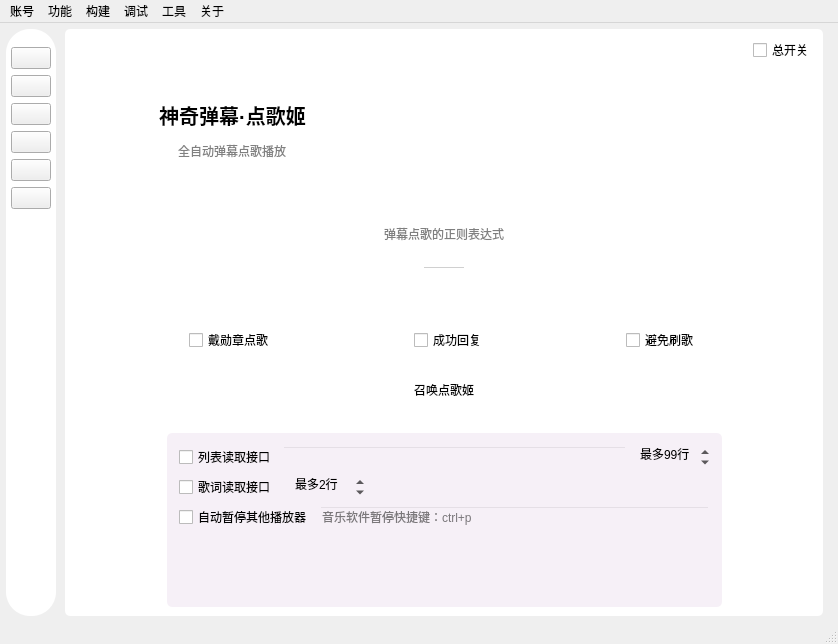
This is mainwindow/mainwindow.ui in iwxyi/Bilibili-MagicalDanmaku as Qt 5 draws it before an edit. The edited form follows.
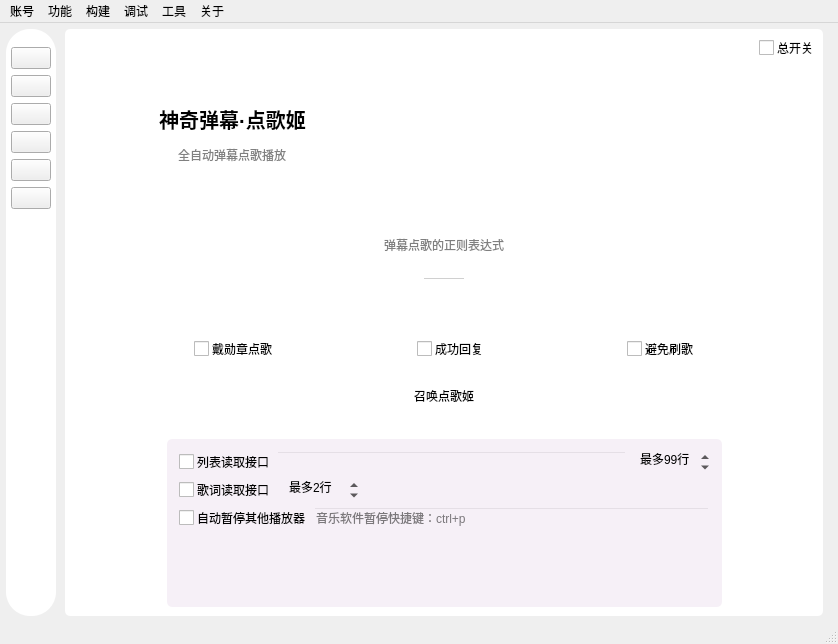
This is the edited form. The open tabs and pages were chosen to show the change. Icons and pictures are not drawn. Custom widgets are drawn as their Qt base class.

Commit message: 美化点歌页面的多选框为圆形

What changed in the file:
```diff
--- a/mainwindow/mainwindow.ui
+++ b/mainwindow/mainwindow.ui
@@ -4378,6 +4378,40 @@
                <property name="toolTip">
                 <string>&lt;html&gt;&lt;head/&gt;&lt;body&gt;&lt;p&gt;点歌格式：点歌 歌名&lt;/p&gt;&lt;p&gt;如果已开启点歌姬，则自动点歌并播放&lt;/p&gt;&lt;p&gt;否则自动复制歌名到剪贴板&lt;/p&gt;&lt;/body&gt;&lt;/html&gt;</string>
                </property>
+               <property name="styleSheet">
+                <string notr="true">QCheckBox{
+    spacing: 3px;
+}
+
+QCheckBox::indicator{
+    width: 15px;
+    height: 15px;
+}
+
+QCheckBox::indicator:unchecked{
+    image:url(:/widgets/unchecked);
+}
+
+QCheckBox::indicator:checked{
+    image:url(:/widgets/checked_hover);
+}
+
+QCheckBox::indicator:unchecked:hover {
+    image: url(:/widgets/unchecked_press);
+}
+
+QCheckBox::indicator:unchecked:pressed {
+    image: url(:/widgets/checked_press);
+}
+
+QCheckBox::indicator:checked:hover {
+    image: url(:/widgets/checked_hover);
+}
+
+QCheckBox::indicator:checked:pressed {
+    image: url(:/widgets/checked_press);
+}</string>
+               </property>
                <property name="text">
                 <string>总开关</string>
                </property>
@@ -4618,7 +4652,38 @@
                     <string>&lt;html&gt;&lt;head/&gt;&lt;body&gt;&lt;p&gt;带有主播粉丝勋章的点歌弹幕才有效&lt;/p&gt;&lt;/body&gt;&lt;/html&gt;</string>
                    </property>
                    <property name="styleSheet">
-                    <string notr="true">要求带粉丝勋章才能点歌</string>
+                    <string notr="true">QCheckBox{
+    spacing: 3px;
+}
+
+QCheckBox::indicator{
+    width: 15px;
+    height: 15px;
+}
+
+QCheckBox::indicator:unchecked{
+    image:url(:/widgets/unchecked);
+}
+
+QCheckBox::indicator:checked{
+    image:url(:/widgets/checked_hover);
+}
+
+QCheckBox::indicator:unchecked:hover {
+    image: url(:/widgets/unchecked_press);
+}
+
+QCheckBox::indicator:unchecked:pressed {
+    image: url(:/widgets/checked_press);
+}
+
+QCheckBox::indicator:checked:hover {
+    image: url(:/widgets/checked_hover);
+}
+
+QCheckBox::indicator:checked:pressed {
+    image: url(:/widgets/checked_press);
+}</string>
                    </property>
                    <property name="text">
                     <string>戴勋章点歌</string>
@@ -4668,6 +4733,40 @@
                    <property name="toolTip">
                     <string>&lt;html&gt;&lt;head/&gt;&lt;body&gt;&lt;p&gt;点歌成功的回复消息，并带有预计多长时间播放&lt;/p&gt;&lt;p&gt;需打开点歌姬界面&lt;/p&gt;&lt;/body&gt;&lt;/html&gt;</string>
                    </property>
+                   <property name="styleSheet">
+                    <string notr="true">QCheckBox{
+    spacing: 3px;
+}
+
+QCheckBox::indicator{
+    width: 15px;
+    height: 15px;
+}
+
+QCheckBox::indicator:unchecked{
+    image:url(:/widgets/unchecked);
+}
+
+QCheckBox::indicator:checked{
+    image:url(:/widgets/checked_hover);
+}
+
+QCheckBox::indicator:unchecked:hover {
+    image: url(:/widgets/unchecked_press);
+}
+
+QCheckBox::indicator:unchecked:pressed {
+    image: url(:/widgets/checked_press);
+}
+
+QCheckBox::indicator:checked:hover {
+    image: url(:/widgets/checked_hover);
+}
+
+QCheckBox::indicator:checked:pressed {
+    image: url(:/widgets/checked_press);
+}</string>
+                   </property>
                    <property name="text">
                     <string>成功回复</string>
                    </property>
@@ -4722,6 +4821,40 @@
                    <property name="toolTip">
                     <string>&lt;html&gt;&lt;head/&gt;&lt;body&gt;&lt;p&gt;避免频繁点歌&lt;/p&gt;&lt;p&gt;在之前已经点歌但尚未播放的时候，本次点歌无效&lt;/p&gt;&lt;p&gt;需打开点歌姬界面&lt;/p&gt;&lt;/body&gt;&lt;/html&gt;</string>
                    </property>
+                   <property name="styleSheet">
+                    <string notr="true">QCheckBox{
+    spacing: 3px;
+}
+
+QCheckBox::indicator{
+    width: 15px;
+    height: 15px;
+}
+
+QCheckBox::indicator:unchecked{
+    image:url(:/widgets/unchecked);
+}
+
+QCheckBox::indicator:checked{
+    image:url(:/widgets/checked_hover);
+}
+
+QCheckBox::indicator:unchecked:hover {
+    image: url(:/widgets/unchecked_press);
+}
+
+QCheckBox::indicator:unchecked:pressed {
+    image: url(:/widgets/checked_press);
+}
+
+QCheckBox::indicator:checked:hover {
+    image: url(:/widgets/checked_hover);
+}
+
+QCheckBox::indicator:checked:pressed {
+    image: url(:/widgets/checked_press);
+}</string>
+                   </property>
                    <property name="text">
                     <string>避免刷歌</string>
                    </property>
@@ -4852,6 +4985,40 @@
                     <property name="toolTip">
                      <string>&lt;html&gt;&lt;head/&gt;&lt;body&gt;&lt;p&gt;保存实时点歌列表至文件，供外界读取&lt;/p&gt;&lt;p&gt;路径：安装目录/www/music/songs.txt&lt;/p&gt;&lt;p&gt;OBS/直播姬可选择“文本—从文件读取”将列表显示在直播界面&lt;/p&gt;&lt;/body&gt;&lt;/html&gt;</string>
                     </property>
+                    <property name="styleSheet">
+                     <string notr="true">QCheckBox{
+    spacing: 3px;
+}
+
+QCheckBox::indicator{
+    width: 15px;
+    height: 15px;
+}
+
+QCheckBox::indicator:unchecked{
+    image:url(:/widgets/unchecked);
+}
+
+QCheckBox::indicator:checked{
+    image:url(:/widgets/checked_hover);
+}
+
+QCheckBox::indicator:unchecked:hover {
+    image: url(:/widgets/unchecked_press);
+}
+
+QCheckBox::indicator:unchecked:pressed {
+    image: url(:/widgets/checked_press);
+}
+
+QCheckBox::indicator:checked:hover {
+    image: url(:/widgets/checked_hover);
+}
+
+QCheckBox::indicator:checked:pressed {
+    image: url(:/widgets/checked_press);
+}</string>
+                    </property>
                     <property name="text">
                      <string>列表读取接口</string>
                     </property>
@@ -4919,6 +5086,40 @@
                     <property name="toolTip">
                      <string>&lt;html&gt;&lt;head/&gt;&lt;body&gt;&lt;p&gt;保存点歌姬的歌词至文件，供外界读取&lt;/p&gt;&lt;p&gt;路径：安装目录/www/music/lyrics.txt&lt;/p&gt;&lt;p&gt;OBS/直播姬可选择“文本—从文件读取”将列表显示在直播界面&lt;/p&gt;&lt;/body&gt;&lt;/html&gt;</string>
                     </property>
+                    <property name="styleSheet">
+                     <string notr="true">QCheckBox{
+    spacing: 3px;
+}
+
+QCheckBox::indicator{
+    width: 15px;
+    height: 15px;
+}
+
+QCheckBox::indicator:unchecked{
+    image:url(:/widgets/unchecked);
+}
+
+QCheckBox::indicator:checked{
+    image:url(:/widgets/checked_hover);
+}
+
+QCheckBox::indicator:unchecked:hover {
+    image: url(:/widgets/unchecked_press);
+}
+
+QCheckBox::indicator:unchecked:pressed {
+    image: url(:/widgets/checked_press);
+}
+
+QCheckBox::indicator:checked:hover {
+    image: url(:/widgets/checked_hover);
+}
+
+QCheckBox::indicator:checked:pressed {
+    image: url(:/widgets/checked_press);
+}</string>
+                    </property>
                     <property name="text">
                      <string>歌词读取接口</string>
                     </property>
@@ -4986,6 +5187,40 @@
                     <property name="toolTip">
                      <string>&lt;html&gt;&lt;head/&gt;&lt;body&gt;&lt;p&gt;点歌开始播放时，自动调用外部播放器（例如网易云）快捷键，使其自动暂停&lt;/p&gt;&lt;p&gt;点的所有歌曲都播放结束后，再次自动调用外部播放器快捷键，恢复其播放&lt;/p&gt;&lt;p&gt;无法判断播放状态，例如播放器没有播放时，会误让它播放&lt;/p&gt;&lt;/body&gt;&lt;/html&gt;</string>
                     </property>
+                    <property name="styleSheet">
+                     <string notr="true">QCheckBox{
+    spacing: 3px;
+}
+
+QCheckBox::indicator{
+    width: 15px;
+    height: 15px;
+}
+
+QCheckBox::indicator:unchecked{
+    image:url(:/widgets/unchecked);
+}
+
+QCheckBox::indicator:checked{
+    image:url(:/widgets/checked_hover);
+}
+
+QCheckBox::indicator:unchecked:hover {
+    image: url(:/widgets/unchecked_press);
+}
+
+QCheckBox::indicator:unchecked:pressed {
+    image: url(:/widgets/checked_press);
+}
+
+QCheckBox::indicator:checked:hover {
+    image: url(:/widgets/checked_hover);
+}
+
+QCheckBox::indicator:checked:pressed {
+    image: url(:/widgets/checked_press);
+}</string>
+                    </property>
                     <property name="text">
                      <string>自动暂停其他播放器</string>
                     </property>
```
Left out of the diff: 6 changed lines with no effect on the pictures. The commit also changes 7 other files.
